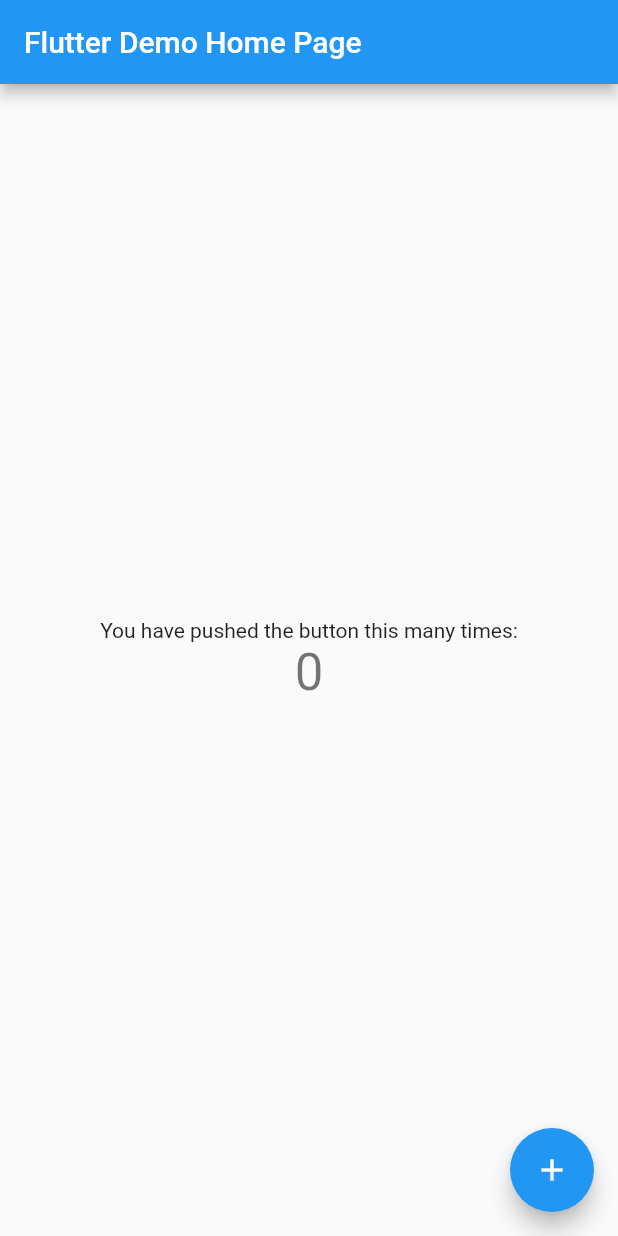
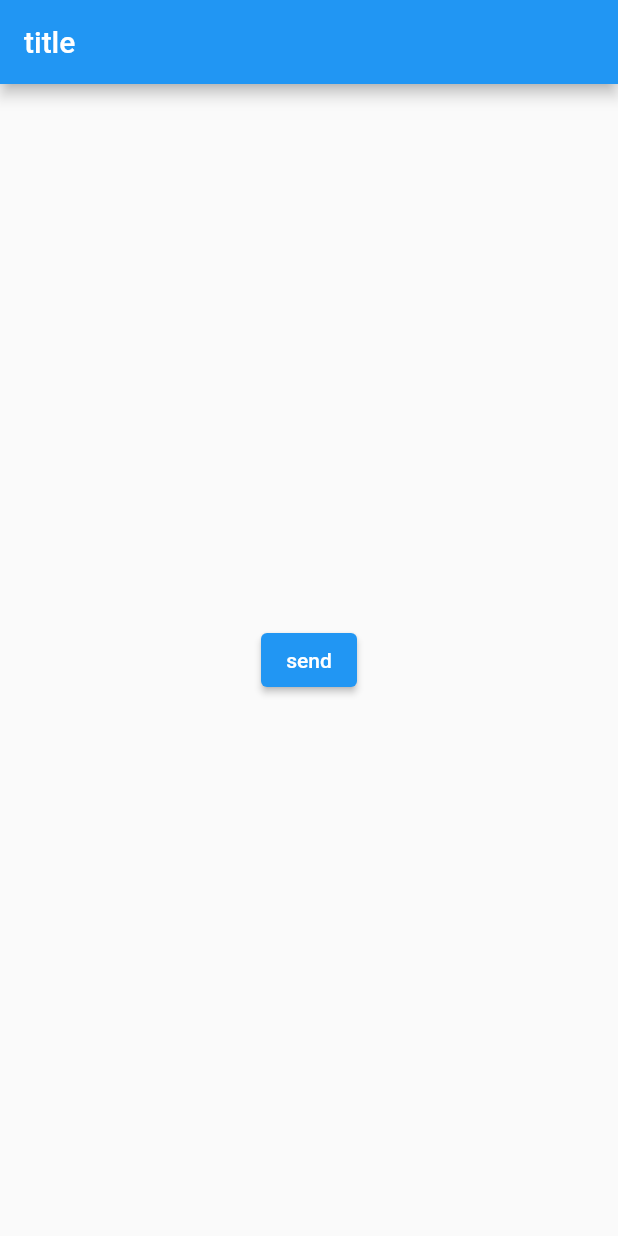
Before and after one commit to yutahama/benesseTeam4, a Flutter app: the screen it shows after launch, on a phone screen of 412 x 824 dp. Run offline on Flutter 3.47's test engine with Material 2 defaults, Android fonts, the phone set to English and light mode, and no system bars.

Commit message:
画面遷移を行いました。

```diff
--- a/lib/main.dart
+++ b/lib/main.dart
@@ -1,115 +1,8 @@
+import 'package:benesseteam4/model/title.dart';
 import 'package:flutter/material.dart';
 
 void main() {
-  runApp(const MyApp());
+  runApp(new MaterialApp(
+    home: title(),
+  ));
 }
-
-class MyApp extends StatelessWidget {
-  const MyApp({super.key});
-
-  // This widget is the root of your application.
-  @override
-  Widget build(BuildContext context) {
-    return MaterialApp(
-      title: 'Flutter Demo',
-      theme: ThemeData(
-        // This is the theme of your application.
-        //
-        // Try running your application with "flutter run". You'll see the
-        // application has a blue toolbar. Then, without quitting the app, try
-        // changing the primarySwatch below to Colors.green and then invoke
-        // "hot reload" (press "r" in the console where you ran "flutter run",
-        // or simply save your changes to "hot reload" in a Flutter IDE).
-        // Notice that the counter didn't reset back to zero; the application
-        // is not restarted.
-        primarySwatch: Colors.blue,
-      ),
-      home: const MyHomePage(title: 'Flutter Demo Home Page'),
-    );
-  }
-}
-
-class MyHomePage extends StatefulWidget {
-  const MyHomePage({super.key, required this.title});
-
-  // This widget is the home page of your application. It is stateful, meaning
-  // that it has a State object (defined below) that contains fields that affect
-  // how it looks.
-
-  // This class is the configuration for the state. It holds the values (in this
-  // case the title) provided by the parent (in this case the App widget) and
-  // used by the build method of the State. Fields in a Widget subclass are
-  // always marked "final".
-
-  final String title;
-
-  @override
-  State<MyHomePage> createState() => _MyHomePageState();
-}
-
-class _MyHomePageState extends State<MyHomePage> {
-  int _counter = 0;
-
-  void _incrementCounter() {
-    setState(() {
-      // This call to setState tells the Flutter framework that something has
-      // changed in this State, which causes it to rerun the build method below
-      // so that the display can reflect the updated values. If we changed
-      // _counter without calling setState(), then the build method would not be
-      // called again, and so nothing would appear to happen.
-      _counter++;
-    });
-  }
-
-  @override
-  Widget build(BuildContext context) {
-    // This method is rerun every time setState is called, for instance as done
-    // by the _incrementCounter method above.
-    //
-    // The Flutter framework has been optimized to make rerunning build methods
-    // fast, so that you can just rebuild anything that needs updating rather
-    // than having to individually change instances of widgets.
-    return Scaffold(
-      appBar: AppBar(
-        // Here we take the value from the MyHomePage object that was created by
-        // the App.build method, and use it to set our appbar title.
-        title: Text(widget.title),
-      ),
-      body: Center(
-        // Center is a layout widget. It takes a single child and positions it
-        // in the middle of the parent.
-        child: Column(
-          // Column is also a layout widget. It takes a list of children and
-          // arranges them vertically. By default, it sizes itself to fit its
-          // children horizontally, and tries to be as tall as its parent.
-          //
-          // Invoke "debug painting" (press "p" in the console, choose the
-          // "Toggle Debug Paint" action from the Flutter Inspector in Android
-          // Studio, or the "Toggle Debug Paint" command in Visual Studio Code)
-          // to see the wireframe for each widget.
-          //
-          // Column has various properties to control how it sizes itself and
-          // how it positions its children. Here we use mainAxisAlignment to
-          // center the children vertically; the main axis here is the vertical
-          // axis because Columns are vertical (the cross axis would be
-          // horizontal).
-          mainAxisAlignment: MainAxisAlignment.center,
-          children: <Widget>[
-            const Text(
-              'You have pushed the button this many times:',
-            ),
-            Text(
-              '$_counter',
-              style: Theme.of(context).textTheme.headline4,
-            ),
-          ],
-        ),
-      ),
-      floatingActionButton: FloatingActionButton(
-        onPressed: _incrementCounter,
-        tooltip: 'Increment',
-        child: const Icon(Icons.add),
-      ), // This trailing comma makes auto-formatting nicer for build methods.
-    );
-  }
-}
--- /dev/null
+++ b/lib/model/title.dart
@@ -0,0 +1,22 @@
+import 'package:benesseteam4/model/input.dart';
+import 'package:flutter/material.dart';
+
+class title extends StatelessWidget {
+  const title({super.key});
+
+  @override
+  Widget build(BuildContext context) {
+    return Scaffold(
+      appBar: AppBar(
+        title: Text("title"),
+      ),
+      body: Center(
+          child: ElevatedButton(
+              onPressed: () {
+                Navigator.push(
+                    context, MaterialPageRoute(builder: (context) => Input()));
+              },
+              child: Text("send"))),
+    );
+  }
+}
```
Also changed, not shown: lib/model/break.dart (added, +24 -0 lines), lib/model/input.dart (added, +25 -0 lines), lib/model/output.dart (added, +24 -0 lines), lib/model/result.dart (added, +25 -0 lines).
